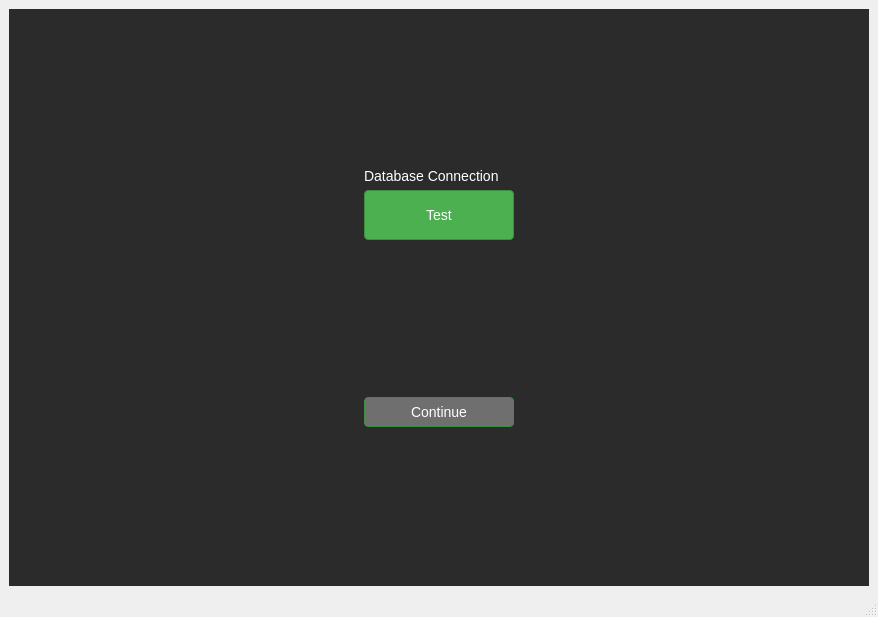
The window that mainwindow.ui (cooperkeenan/Infraction) describes before a commit, drawn with Qt 5.
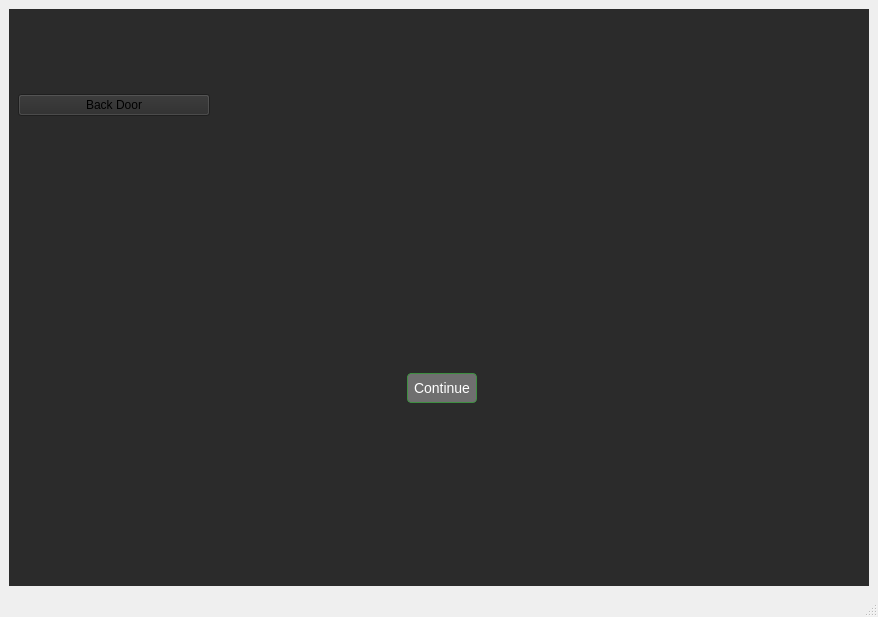
The same window after the commit.

Commit message: Scroll area loading labels

```diff
--- a/mainwindow.ui
+++ b/mainwindow.ui
@@ -37,7 +37,7 @@
       </property>
       <widget class="QWidget" name="page">
        <layout class="QGridLayout" name="gridLayout_3">
-        <item row="4" column="0">
+        <item row="2" column="2">
          <widget class="QPushButton" name="btn_continue">
           <property name="styleSheet">
            <string notr="true">QPushButton {
@@ -65,7 +65,7 @@
           </property>
          </widget>
         </item>
-        <item row="5" column="0">
+        <item row="3" column="2">
          <spacer name="verticalSpacer_3">
           <property name="orientation">
            <enum>Qt::Vertical</enum>
@@ -78,45 +78,7 @@
           </property>
          </spacer>
         </item>
-        <item row="2" column="0">
-         <widget class="QPushButton" name="btn_connectDB">
-          <property name="sizePolicy">
-           <sizepolicy hsizetype="Expanding" vsizetype="Expanding">
-            <horstretch>1</horstretch>
-            <verstretch>1</verstretch>
-           </sizepolicy>
-          </property>
-          <property name="maximumSize">
-           <size>
-            <width>150</width>
-            <height>50</height>
-           </size>
-          </property>
-          <property name="styleSheet">
-           <string notr="true">QPushButton {
-    background-color: #4CAF50;  /* Green background */
-    color: #FFFFFF;  /* White text */
-    border: 1px solid #3E8E41;  /* Slightly darker green border */
-    border-radius: 4px;  /* Rounded corners */
-    padding: 6px;  /* Padding */
-    text-align: center;
-    font-size: 14px;
-}
-
-QPushButton:hover {
-    background-color: #45A049;  /* Lighter green on hover */
-}
-
-QPushButton:pressed {
-    background-color: #388E3C;  /* Darker green on press */
-}</string>
-          </property>
-          <property name="text">
-           <string>Test</string>
-          </property>
-         </widget>
-        </item>
-        <item row="3" column="0">
+        <item row="1" column="2">
          <spacer name="verticalSpacer">
           <property name="orientation">
            <enum>Qt::Vertical</enum>
@@ -129,7 +91,33 @@
           </property>
          </spacer>
         </item>
-        <item row="0" column="0">
+        <item row="2" column="0">
+         <spacer name="horizontalSpacer_3">
+          <property name="orientation">
+           <enum>Qt::Horizontal</enum>
+          </property>
+          <property name="sizeHint" stdset="0">
+           <size>
+            <width>40</width>
+            <height>20</height>
+           </size>
+          </property>
+         </spacer>
+        </item>
+        <item row="2" column="4">
+         <spacer name="horizontalSpacer_4">
+          <property name="orientation">
+           <enum>Qt::Horizontal</enum>
+          </property>
+          <property name="sizeHint" stdset="0">
+           <size>
+            <width>40</width>
+            <height>20</height>
+           </size>
+          </property>
+         </spacer>
+        </item>
+        <item row="0" column="2">
          <spacer name="verticalSpacer_2">
           <property name="orientation">
            <enum>Qt::Vertical</enum>
@@ -142,17 +130,36 @@
           </property>
          </spacer>
         </item>
-        <item row="1" column="0">
-         <widget class="QLabel" name="label">
-          <property name="styleSheet">
-           <string notr="true">QLabel {
-    color: #FFFFFF;  /* White text */
-    font-size: 14px;
-    font-weight: normal;
-}</string>
+        <item row="0" column="1">
+         <spacer name="horizontalSpacer_5">
+          <property name="orientation">
+           <enum>Qt::Horizontal</enum>
           </property>
+          <property name="sizeHint" stdset="0">
+           <size>
+            <width>40</width>
+            <height>20</height>
+           </size>
+          </property>
+         </spacer>
+        </item>
+        <item row="0" column="3">
+         <spacer name="horizontalSpacer_6">
+          <property name="orientation">
+           <enum>Qt::Horizontal</enum>
+          </property>
+          <property name="sizeHint" stdset="0">
+           <size>
+            <width>40</width>
+            <height>20</height>
+           </size>
+          </property>
+         </spacer>
+        </item>
+        <item row="0" column="0">
+         <widget class="QPushButton" name="btn_backDoor">
           <property name="text">
-           <string>Database Connection</string>
+           <string>Back Door</string>
           </property>
          </widget>
         </item>
```
The commit also changes 42 other files.
